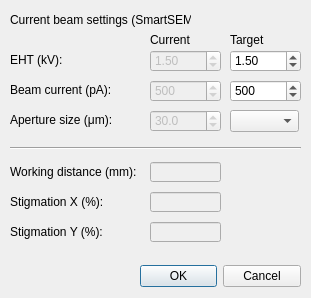
Above: gui/sem_settings_dlg.ui from SBEMimage/SBEMimage before the change. Below: the same form after it.
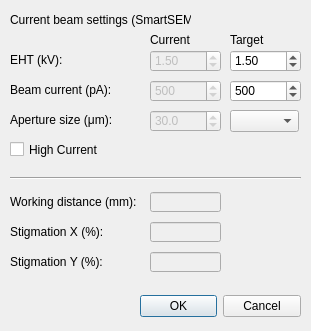
That is the form after the change.

Commit message: Implemented High Current setting, added more logging, added version number

Patch:
```diff
--- a/gui/sem_settings_dlg.ui
+++ b/gui/sem_settings_dlg.ui
@@ -10,7 +10,7 @@
     <x>0</x>
     <y>0</y>
     <width>311</width>
-    <height>298</height>
+    <height>331</height>
    </rect>
   </property>
   <property name="sizePolicy">
@@ -29,7 +29,7 @@
    <property name="geometry">
     <rect>
      <x>140</x>
-     <y>260</y>
+     <y>290</y>
      <width>161</width>
      <height>32</height>
     </rect>
@@ -118,7 +118,7 @@
    <property name="geometry">
     <rect>
      <x>10</x>
-     <y>222</y>
+     <y>252</y>
      <width>131</width>
      <height>20</height>
     </rect>
@@ -134,7 +134,7 @@
    <property name="geometry">
     <rect>
      <x>150</x>
-     <y>162</y>
+     <y>192</y>
      <width>71</width>
      <height>20</height>
     </rect>
@@ -147,7 +147,7 @@
    <property name="geometry">
     <rect>
      <x>150</x>
-     <y>192</y>
+     <y>222</y>
      <width>71</width>
      <height>20</height>
     </rect>
@@ -157,7 +157,7 @@
    <property name="geometry">
     <rect>
      <x>10</x>
-     <y>192</y>
+     <y>222</y>
      <width>131</width>
      <height>20</height>
     </rect>
@@ -170,7 +170,7 @@
    <property name="geometry">
     <rect>
      <x>10</x>
-     <y>162</y>
+     <y>192</y>
      <width>151</width>
      <height>20</height>
     </rect>
@@ -186,7 +186,7 @@
    <property name="geometry">
     <rect>
      <x>150</x>
-     <y>222</y>
+     <y>252</y>
      <width>71</width>
      <height>20</height>
     </rect>
@@ -196,7 +196,7 @@
    <property name="geometry">
     <rect>
      <x>10</x>
-     <y>140</y>
+     <y>170</y>
      <width>291</width>
      <height>16</height>
     </rect>
@@ -360,6 +360,19 @@
     <double>30.000000000000000</double>
    </property>
   </widget>
+  <widget class="QCheckBox" name="checkBox_highCurrent">
+   <property name="geometry">
+    <rect>
+     <x>10</x>
+     <y>140</y>
+     <width>131</width>
+     <height>19</height>
+    </rect>
+   </property>
+   <property name="text">
+    <string>High Current</string>
+   </property>
+  </widget>
  </widget>
  <resources/>
  <connections>
```
The commit also changes 8 other files.
